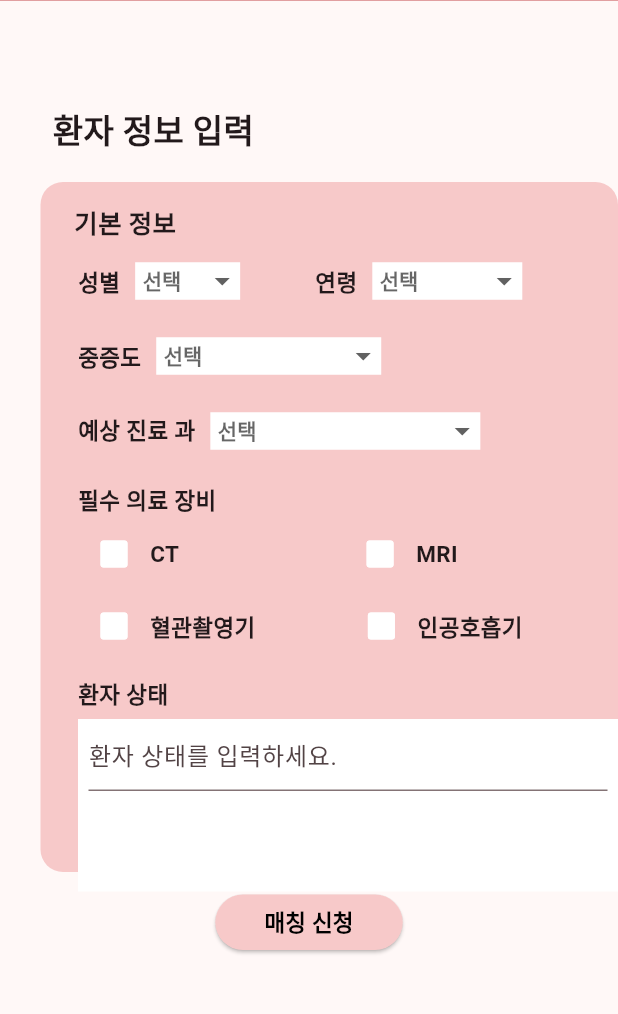
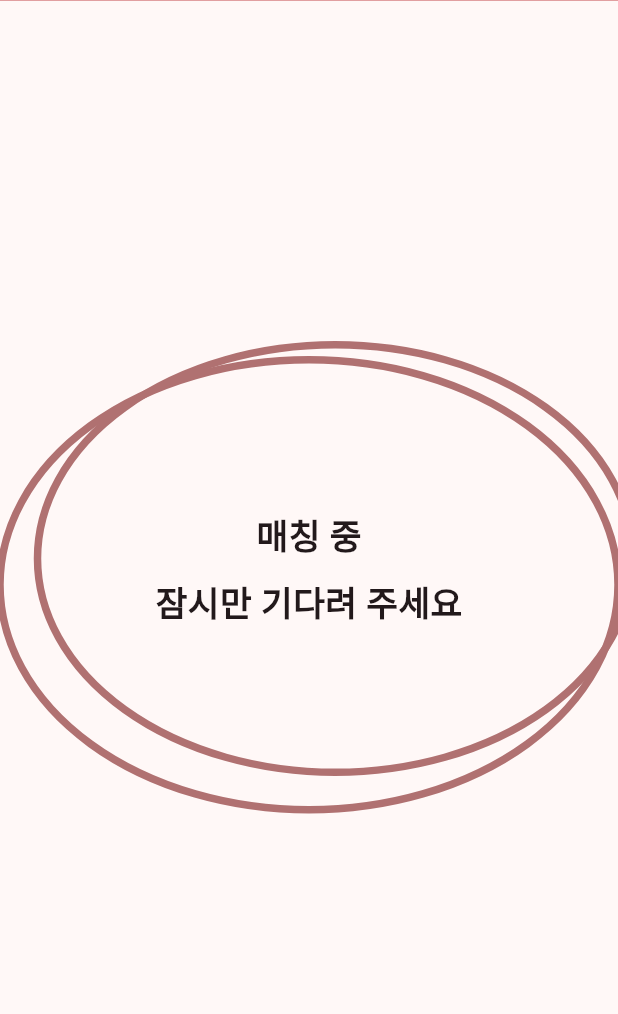
Before and after one commit to imiswest/Browser, a Flutter app: the DataScreen screen opened directly, after a tap on "매칭 신청", on a phone screen of 412 x 824 dp, the part 97-1111 px from its top. Run offline on Flutter 3.47's test engine with Material 3 defaults, Android fonts, the phone set to English and light mode, and no system bars.

Commit message:
데이터 주고 받는 동안의 대기 화면

```diff
--- a/client/lib/main.dart
+++ b/client/lib/main.dart
@@ -1,6 +1,7 @@
 import 'package:flutter/material.dart';
 import 'package:flutter_browser/screens/first_screen.dart';
 import 'package:flutter_browser/screens/data_screen.dart';
+import 'package:flutter_browser/screens/loding_screen.dart';
 
 
 void main() {
@@ -20,7 +21,7 @@ class MyApp extends StatelessWidget {
         colorScheme: ColorScheme.fromSeed(seedColor:  Color.fromARGB(255, 253, 194, 204)),
         useMaterial3: true,
       ),
-      home: DataScreen()
+      home: LodingScreen()
     );
   }
 }
--- a/client/lib/screens/data_screen.dart
+++ b/client/lib/screens/data_screen.dart
@@ -1,5 +1,6 @@
 import 'package:flutter/material.dart';
 import 'package:flutter_browser/widgets/custom_appbar.dart';
+import 'package:flutter_browser/screens/loding_screen.dart';
 
 
 class DataScreen extends StatefulWidget{
@@ -324,10 +325,10 @@ class _DataScreen extends State<DataScreen> {
                   child: ElevatedButton(
                     style: ElevatedButton.styleFrom(backgroundColor: Color.fromARGB(255, 247, 201, 201),),
                     onPressed: () {
-                    // Navigator.of(context).push(
-                    // MaterialPageRoute(
-                    // builder: (BuildContext context) => DataScreen()
-                    // ));
+                    Navigator.of(context).push(
+                    MaterialPageRoute(
+                    builder: (BuildContext context) => LodingScreen()
+                    ));
                     },
                     child: Text('매칭 신청', style: TextStyle(fontSize: 15 ,color: Colors.black, fontWeight: FontWeight.bold))
                   ),
--- /dev/null
+++ b/client/lib/screens/loding_screen.dart
@@ -0,0 +1,73 @@
+import 'dart:ui';
+
+import 'package:flutter/material.dart';
+import 'package:flutter/widgets.dart';
+import 'package:flutter_browser/widgets/custom_appbar.dart';
+
+
+class LodingScreen extends StatelessWidget{
+
+  @override
+  Widget build(BuildContext context) {
+    return Scaffold(
+      appBar: CustomAppBar(),
+
+      body: Center(
+        child: Stack(
+          alignment: Alignment.center,
+          children: [
+            // 원 모양을 그리는 부분
+            CustomPaint(
+              size: Size(450,300),  // 원의 크기를 지정
+              painter: CirclePainter(),  // CirclePainter로 원을 그림
+            ),
+            // 텍스트 부분
+            Column(
+              mainAxisSize: MainAxisSize.min,
+              children: [
+                Text(
+                  '매칭 중',
+                  style: TextStyle(fontSize: 23, fontWeight: FontWeight.bold),
+                ),
+                Padding(padding: EdgeInsets.all(5)),
+                Text(
+                  '잠시만 기다려 주세요',
+                  style: TextStyle(fontSize: 23, fontWeight: FontWeight.bold),
+                ),
+              ],
+            ),
+          ],
+        ),
+      ),
+    );
+  }
+}
+
+// 원을 그리기 위한 커스텀 페인터
+class CirclePainter extends CustomPainter {
+  @override
+  void paint(Canvas canvas, Size size) {
+    Paint paint = Paint()
+      ..color = Color.fromARGB(255, 176, 113, 113)  // 원의 색상
+      ..style = PaintingStyle.stroke  // 내부를 채우지 않고 테두리만 그리기
+      ..strokeWidth = 5;  // 테두리 두께
+
+    // 첫 번째 원을 그림
+    canvas.drawOval(
+      Rect.fromLTWH(0, 10, size.width, size.height),  // 가로와 세로를 동일하게 해서 원 그림
+      paint,
+
+    );
+
+    // 두 번째, 살짝 작거나 크게 겹친 원을 그림
+    canvas.drawOval(
+      Rect.fromLTWH(25, 0, size.width - 15, size.height - 15),  // 살짝 작게 그리기
+      paint,
+    );
+  }
+
+  @override
+  bool shouldRepaint(covariant CustomPainter oldDelegate) {
+    return false;  // 상태 변경이 없으면 다시 그리지 않음
+  }
+}
```
